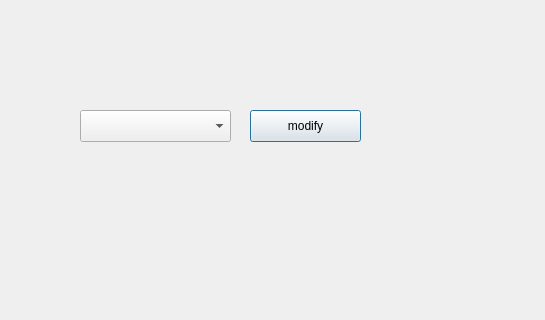
The window that app/baseball_gui/manage_stadiums.ui (housengw/CS8-I-Love-Baseball) describes before a commit, drawn with Qt 5; both pictures show x 0 to 545 and y 0 to 320 of the 729 by 516 pixel window.
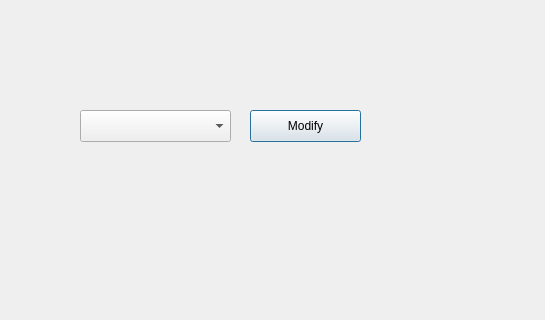
The same window after the commit.

What changed in the file:
```diff
--- a/app/baseball_gui/manage_stadiums.ui
+++ b/app/baseball_gui/manage_stadiums.ui
@@ -33,7 +33,7 @@
     </rect>
    </property>
    <property name="text">
-    <string>modify</string>
+    <string>Modify</string>
    </property>
   </widget>
  </widget>
```
